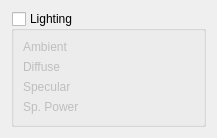
Before: the Qt Designer form tomviz/LightingParametersForm.ui in OpenChemistry/tomviz, drawn with Qt 5.
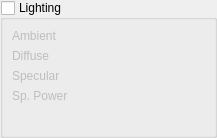
After: the same form once the commit is applied. Custom widgets are drawn as their Qt base class.

Commit message: Using LightingParametersForm in ModuleVolume.

The edit to the form file:
```diff
--- a/tomviz/LightingParametersForm.ui
+++ b/tomviz/LightingParametersForm.ui
@@ -14,6 +14,18 @@
    <string>Form</string>
   </property>
   <layout class="QVBoxLayout" name="verticalLayout">
+   <property name="leftMargin">
+    <number>0</number>
+   </property>
+   <property name="topMargin">
+    <number>0</number>
+   </property>
+   <property name="rightMargin">
+    <number>0</number>
+   </property>
+   <property name="bottomMargin">
+    <number>0</number>
+   </property>
    <item>
     <widget class="QGroupBox" name="gbLighting">
      <property name="title">
```
The commit also changes 6 other files.
